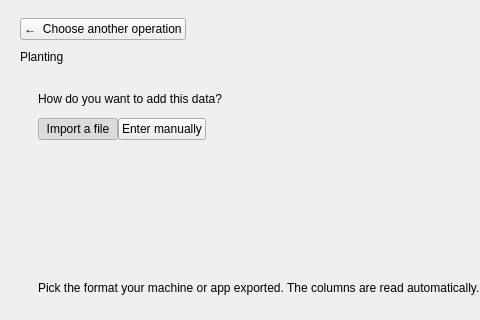
Before: the Qt Designer form widgets/add_data_form.ui in axelande/geodatafarm3, drawn with Qt 5; both pictures show x 0 to 480 and y 0 to 320 of the 820 by 640 pixel window.
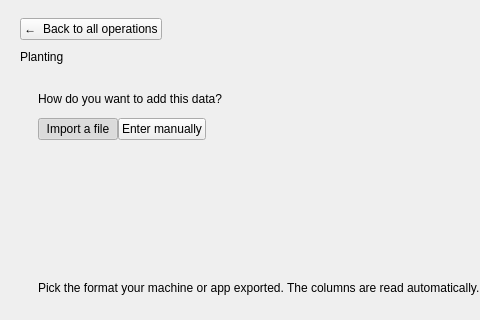
After: the same form once the commit is applied. The open tabs and pages were chosen to show the change.

What changed in the file:
```diff
--- a/widgets/add_data_form.ui
+++ b/widgets/add_data_form.ui
@@ -312,7 +312,7 @@
      <widget class="QWidget" name="formPage">
       <layout class="QVBoxLayout" name="formLayout">
        <property name="leftMargin"><number>20</number></property><property name="topMargin"><number>18</number></property><property name="rightMargin"><number>20</number></property><property name="bottomMargin"><number>18</number></property><property name="spacing"><number>10</number></property>
-       <item><widget class="QPushButton" name="backBtn"><property name="link" stdset="0"><bool>true</bool></property><property name="sizePolicy"><sizepolicy hsizetype="Maximum" vsizetype="Fixed"><horstretch>0</horstretch><verstretch>0</verstretch></sizepolicy></property><property name="text"><string>&#8592;  Choose another operation</string></property></widget></item>
+       <item><widget class="QPushButton" name="backBtn"><property name="back" stdset="0"><bool>true</bool></property><property name="sizePolicy"><sizepolicy hsizetype="Maximum" vsizetype="Fixed"><horstretch>0</horstretch><verstretch>0</verstretch></sizepolicy></property><property name="text"><string>&#8592;  Back to all operations</string></property><property name="toolTip"><string>Return to the operation list to add a different kind of data</string></property></widget></item>
        <item><widget class="QLabel" name="formTitle"><property name="role" stdset="0"><string notr="true">h1</string></property><property name="text"><string>Planting</string></property></widget></item>
        <item>
         <widget class="QScrollArea" name="formScroll"><property name="widgetResizable"><bool>true</bool></property><property name="frameShape"><enum>QFrame::NoFrame</enum></property>
```
Left out of the diff: 2 changed lines with no effect on the pictures.
